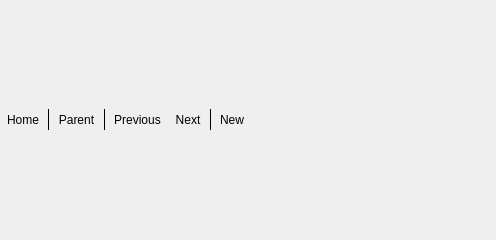
opencor/opencor, file src/ui/organise/filebrowserwindow.ui: the form before one commit.
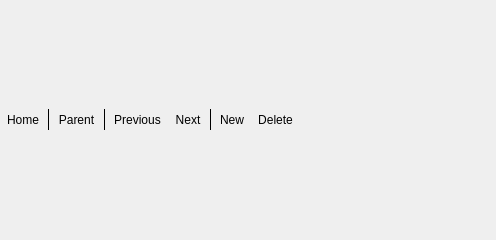
The form after the commit. Icons and pictures are not drawn.

Commit message: Added a delete button to the file browser window.

Diff of the .ui file:
```diff
--- a/src/ui/organise/filebrowserwindow.ui
+++ b/src/ui/organise/filebrowserwindow.ui
@@ -154,6 +154,22 @@
         </property>
        </widget>
       </item>
+      <item>
+       <widget class="QToolButton" name="deleteButton">
+        <property name="text">
+         <string>Delete</string>
+        </property>
+        <property name="iconSize">
+         <size>
+          <width>20</width>
+          <height>20</height>
+         </size>
+        </property>
+        <property name="autoRaise">
+         <bool>true</bool>
+        </property>
+       </widget>
+      </item>
       <item>
        <spacer name="expandingSpacer">
         <property name="orientation">
```
Left out of the diff: 17 changed lines with no effect on the pictures. The commit also changes 4 other files.
